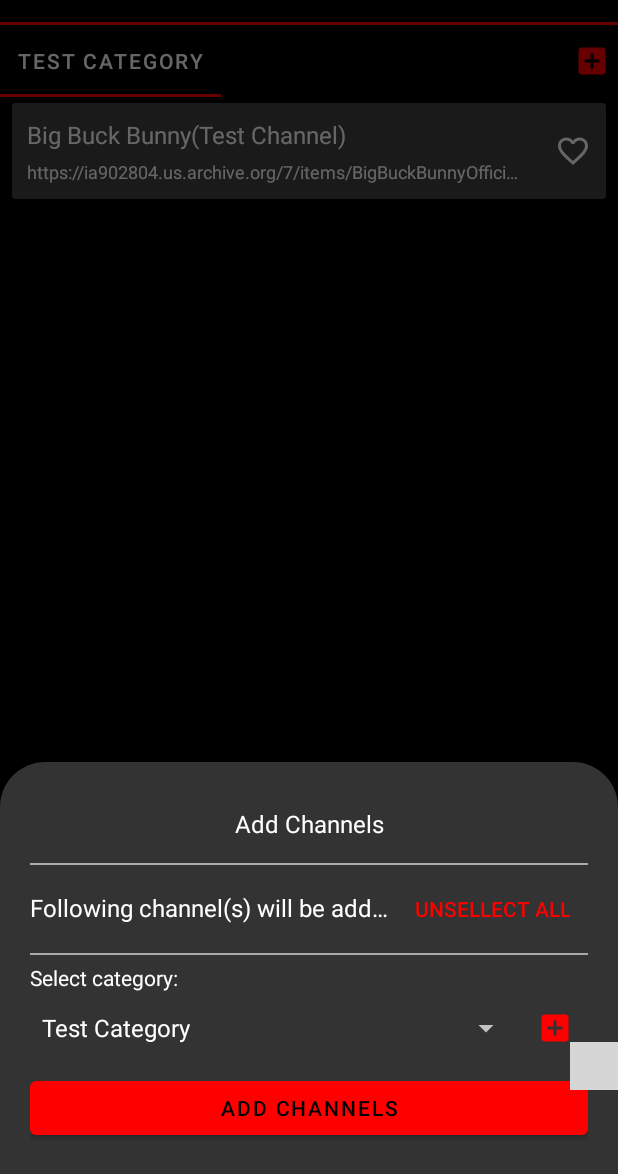
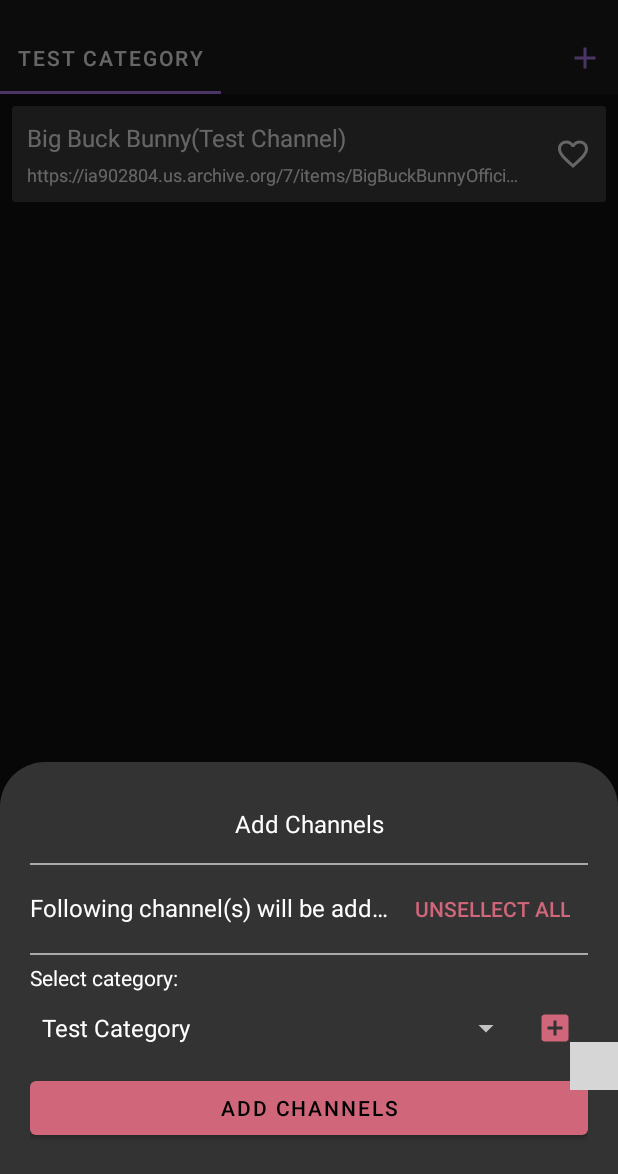
Before and after one commit to mmmelik/IPTVPlayer, an Android app: the fragment ChannelAddBottomSheetDialogFragment placed in its activity, on a phone screen of 412 x 824 dp, the part 62-1236 px from its top. Run offline under Robolectric (Android 15) with nearby library versions, the phone set to English and light mode, and no system bars; our stand-ins replace AdMob, Room's generated code; libraries missing offline, so code that uses them is left out: com.android.billingclient, com.leinardi.android, kr.co.namee; plain views replace SpeedDialView; 9 statements that could not run were skipped; grey boxes are pictures that could not be loaded.

Commit message:
Color changes

```diff
--- a/app/src/main/res/layout/activity_main.xml
+++ b/app/src/main/res/layout/activity_main.xml
@@ -13,17 +13,11 @@
         android:layout_width="match_parent"
         android:theme="@style/ThemeOverlay.AppCompat.Dark.ActionBar"
         android:background="?attr/colorToolbar"/>
-    <FrameLayout
-        android:id="@+id/red_seperator"
-        android:layout_width="match_parent"
-        android:layout_height="2dp"
-        android:layout_below="@id/toolbar"
-        android:background="?attr/colorAccent"/>
     <androidx.drawerlayout.widget.DrawerLayout
         android:layout_width="match_parent"
         android:layout_height="match_parent"
         android:id="@+id/drawer_layout"
-        android:layout_below="@id/red_seperator"
+        android:layout_below="@id/toolbar"
         >
         <RelativeLayout
             android:id="@+id/rootLayout"
@@ -50,10 +44,12 @@
                     android:id="@+id/search_frame"
                     android:layout_width="match_parent"
                     android:layout_height="match_parent"/>
+
                 <FrameLayout
                     android:id="@+id/contentFrame"
                     android:layout_width="match_parent"
-                    android:layout_height="match_parent" />
+                    android:layout_height="match_parent"
+                    android:background="?attr/tabContentBackground"/>
             </RelativeLayout>
         </RelativeLayout>
         <com.google.android.material.navigation.NavigationView
--- a/app/src/main/res/layout/fragment_my_playlists.xml
+++ b/app/src/main/res/layout/fragment_my_playlists.xml
@@ -4,30 +4,36 @@
     android:orientation="vertical"
     android:layout_width="match_parent"
     android:layout_height="match_parent">
+
     <LinearLayout
+        android:id="@+id/tab_container"
         android:layout_width="match_parent"
         android:layout_height="wrap_content"
-        android:orientation="horizontal"
-        android:id="@+id/tab_container">
+        android:background="?attr/tabLayoutBackground"
+        android:orientation="horizontal">
+
         <com.google.android.material.tabs.TabLayout
             android:id="@+id/fragment_playlist_tab_layout"
             android:layout_width="0dp"
             android:layout_height="wrap_content"
+            android:layout_weight="1"
+            app:tabGravity="start"
+            app:tabIndicatorColor="?attr/tabIndicatorColor"
             app:tabMode="scrollable"
-            app:tabGravity="start"
+            app:tabSelectedTextColor="?attr/tabSelectedTextColor"
             android:background="?attr/tabLayoutBackground"
-            app:tabIndicatorColor="?attr/tabIndicatorColor"
-            app:tabTextColor="?attr/tabTextColor"
-            app:tabSelectedTextColor="?attr/tabSelectedTextColor"
-            android:layout_weight="1"/>
+            app:tabTextColor="?attr/tabTextColor" />
+
         <ImageView
             android:id="@+id/fragment_playlist_add_category"
             android:layout_width="wrap_content"
             android:layout_height="wrap_content"
-            android:src="@drawable/ic_baseline_add_box_24"
             android:layout_gravity="center_vertical"
-            android:layout_margin="5dp"
-            android:contentDescription="@string/add_category"/>
+            android:padding="10dp"
+            android:contentDescription="@string/add_category"
+            android:foreground="?attr/selectableItemBackground"
+            app:tint="?attr/colorAccent"
+            android:src="@drawable/ic_baseline_add_white_24" />
     </LinearLayout>
     <androidx.viewpager2.widget.ViewPager2
         android:id="@+id/fragment_playlist_view_pager"
--- a/app/src/main/res/layout/list_item_channel.xml
+++ b/app/src/main/res/layout/list_item_channel.xml
@@ -7,7 +7,7 @@
     android:layout_marginRight="8dp"
     android:layout_marginLeft="8dp"
     android:layout_marginStart="8dp"
-    android:layout_marginTop="4dp"
+    android:layout_marginTop="8dp"
     android:id="@+id/fav_list_item_card"
     android:clickable="true"
     android:foreground="?attr/selectableItemBackgroundBorderless"
--- a/app/src/main/res/values/attr.xml
+++ b/app/src/main/res/values/attr.xml
@@ -2,6 +2,7 @@
 <resources>
     <attr name="colorToolbar" format="color"/>
     <attr name="tabLayoutBackground" format="color"/>
+    <attr name="tabContentBackground" format="color"/>
     <attr name="bottomNavigationTheme" format="reference"/>
     <attr name="colorBottomSheetBackground" format="color"/>
 </resources>
--- a/app/src/main/res/values/colors.xml
+++ b/app/src/main/res/values/colors.xml
@@ -2,11 +2,15 @@
 <resources>
     <color name="black">#FF000000</color>
     <color name="white">#FFFFFFFF</color>
-    <color name="red">#FFFF0000</color>
-    <color name="accentColor">#FFFF0000</color>
+    <color name="red">#FFcf6679</color>
+    <color name="accentColor">#bb86fc</color>
     <color name="gray_light">#6C6C6C</color>
     <color name="gray_lighter">#8C8B8B</color>
     <color name="gray_dark">#252525</color>
-    <color name="gray_darker">#1B1B1B</color>
     <color name="gray_universal">#333333</color>
+
+    <color name="gray_darker">#121212</color>
+    <color name="th_gray_light">#1e1e1e</color>
+
+
 </resources>
--- a/app/src/main/res/values/themes.xml
+++ b/app/src/main/res/values/themes.xml
@@ -3,7 +3,7 @@
     <style name="Theme.IPTVPlayerLight" parent="Theme.MaterialComponents.Light.NoActionBar">
         <item name="colorPrimary">@color/black</item>
         <item name="colorPrimaryDark">@color/black</item>
-        <item name="colorAccent">@color/red</item>
+        <item name="colorAccent">@color/accentColor</item>
         <item name="colorToolbar">@color/black</item>
         <item name="fabBackgroundColor">@color/black</item>
         <item name="android:windowBackground">@color/white</item>
@@ -11,6 +11,7 @@
         <item name="tabTextColor">@color/gray_light</item>
         <item name="tabIndicatorColor">?attr/colorAccent</item>
         <item name="tabLayoutBackground">@color/white</item>
+        <item name="tabContentBackground">@color/white</item>
         <item name="bottomNavigationTheme">@style/BottomNavigationThemeLight</item>
         <item name="android:textColor">@color/gray_dark</item>
         <item name="cardBackgroundColor">@color/gray_lighter</item>
@@ -24,18 +25,19 @@
     <style name="Theme.IPTVPlayerDark" parent="Theme.MaterialComponents.NoActionBar">
         <item name="colorPrimary">@color/black</item>
         <item name="colorPrimaryDark">@color/black</item>
-        <item name="colorAccent">@color/red</item>
-        <item name="colorToolbar">@color/black</item>
+        <item name="colorAccent">@color/accentColor</item>
+        <item name="colorToolbar">@color/th_gray_light</item>
         <item name="fabBackgroundColor">@color/gray_light</item>
         <item name="android:windowBackground">@color/black</item>
         <item name="tabSelectedTextColor">@color/white</item>
         <item name="tabTextColor">@color/gray_light</item>
-        <item name="tabIndicatorColor">?attr/colorAccent</item>
-        <item name="tabLayoutBackground">@color/black</item>
+        <item name="tabIndicatorColor">@color/accentColor</item>
+        <item name="tabLayoutBackground">@color/th_gray_light</item>
+        <item name="tabContentBackground">@color/gray_darker</item>
         <item name="bottomNavigationTheme">@style/BottomNavigationThemeDark</item>
         <item name="android:textColor">@color/white</item>
         <item name="android:textColorSecondary">@color/gray_light</item>
-        <item name="cardBackgroundColor">@color/gray_darker</item>
+        <item name="cardBackgroundColor">@color/th_gray_light</item>
         <item name="bottomSheetDialogTheme">@style/BottomSheetThemeDark</item>
         <item name="alertDialogTheme">@style/AlertDialogThemeDark</item>
 
```
